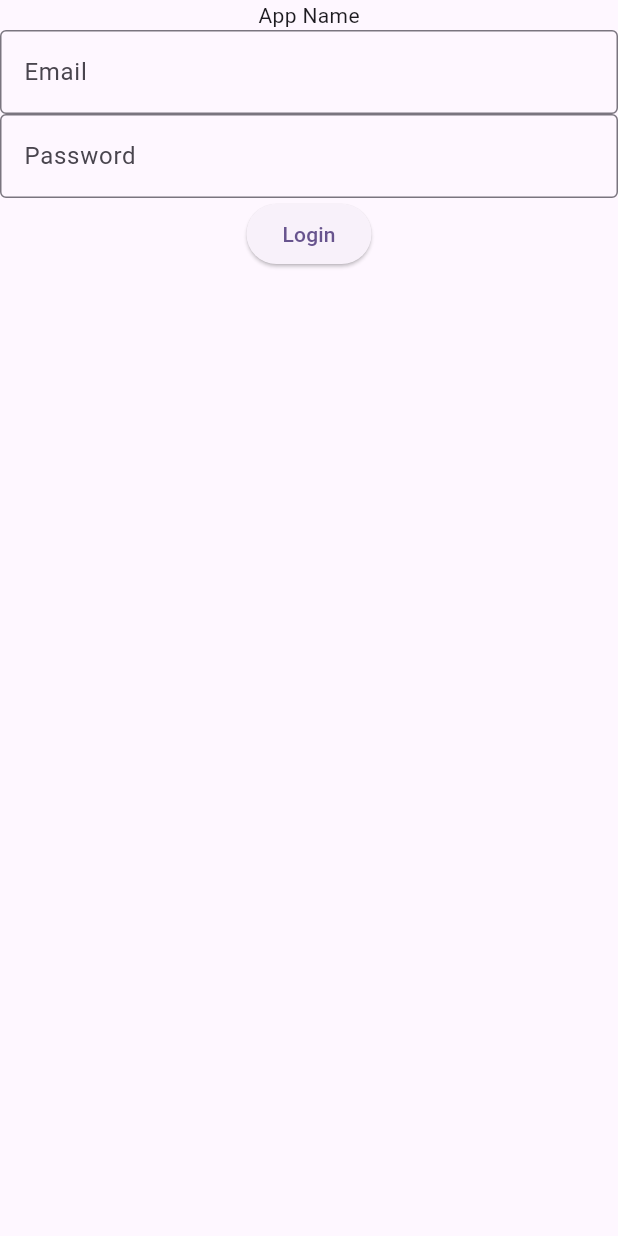
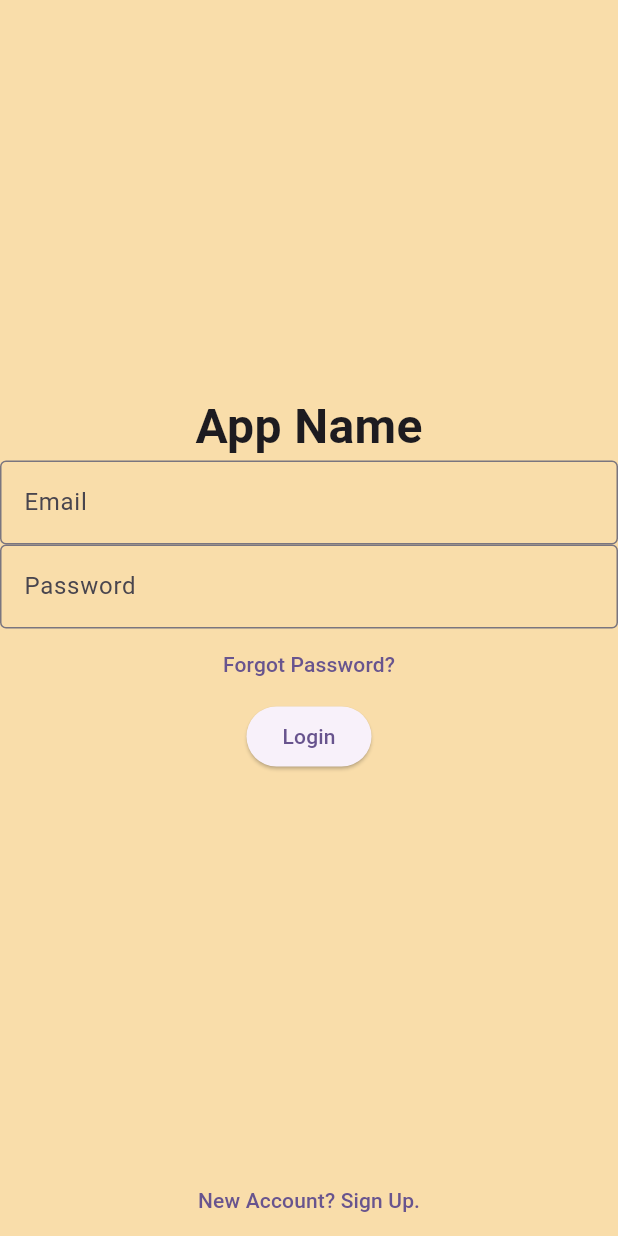
Before and after one commit to jenny0630-ax/Safety-Necklace, a Flutter app: the screen it shows after launch, on a phone screen of 412 x 824 dp. Run offline on Flutter 3.47's test engine with Material 3 defaults, Android fonts, the phone set to English and light mode, and no system bars; our stand-ins replace firebase_core; accounts and stored records are empty; generated files the repository leaves out were written again.

```diff
--- a/safetynecklaceapp/lib/main.dart
+++ b/safetynecklaceapp/lib/main.dart
@@ -1,7 +1,11 @@
 import 'package:flutter/material.dart';
 import 'package:safetynecklaceapp/routes.dart';
+import 'package:firebase_core/firebase_core.dart';
+import 'firebase_options.dart';
 
-void main() {
+Future<void> main() async {
+  WidgetsFlutterBinding.ensureInitialized();
+  await Firebase.initializeApp(options: DefaultFirebaseOptions.currentPlatform);
   runApp(const MyApp());
 }
 
--- a/safetynecklaceapp/lib/screens/loginscreen.dart
+++ b/safetynecklaceapp/lib/screens/loginscreen.dart
@@ -11,9 +11,17 @@ class _LoginScreenState extends State<LoginScreen> {
   @override
   Widget build(BuildContext context) {
     return Scaffold(
+      backgroundColor: Color(0xFFF9DDAA),
       body: Column(
+        mainAxisAlignment: MainAxisAlignment.spaceBetween,
         children: [
-          Text("App Name"),
+          Container(),
+          Column(
+            children: [
+              Text(
+                "App Name",
+                style: TextStyle(fontSize: 32, fontWeight: FontWeight.bold),
+              ),
               TextField(
                 decoration: InputDecoration(
                   labelText: 'Email',
@@ -27,6 +35,7 @@ class _LoginScreenState extends State<LoginScreen> {
                 ),
                 obscureText: true,
               ),
+              TextButton(child: Text("Forgot Password?"), onPressed: () {}),
               ElevatedButton(
                 onPressed: () {
                   // Handle login logic here
@@ -35,6 +44,14 @@ class _LoginScreenState extends State<LoginScreen> {
               ),
             ],
           ),
+          TextButton(
+            onPressed: () {
+              // Navigate to registration screen
+            },
+            child: Text('New Account? Sign Up.'),
+          ),
+        ],
+      ),
     );
   }
 }
--- a/safetynecklaceapp/pubspec.yaml
+++ b/safetynecklaceapp/pubspec.yaml
@@ -34,6 +34,9 @@ dependencies:
   # The following adds the Cupertino Icons font to your application.
   # Use with the CupertinoIcons class for iOS style icons.
   cupertino_icons: ^1.0.8
+  firebase_core: ^4.0.0
+  firebase_auth: ^6.0.1
+  firebase_database: ^12.0.0
 
 dev_dependencies:
   flutter_test:
```
Also changed, not shown: safetynecklaceapp/firebase.json (added), safetynecklaceapp/pubspec.lock, 18 other files. Lines whose indentation alone changed are shown as unchanged.
